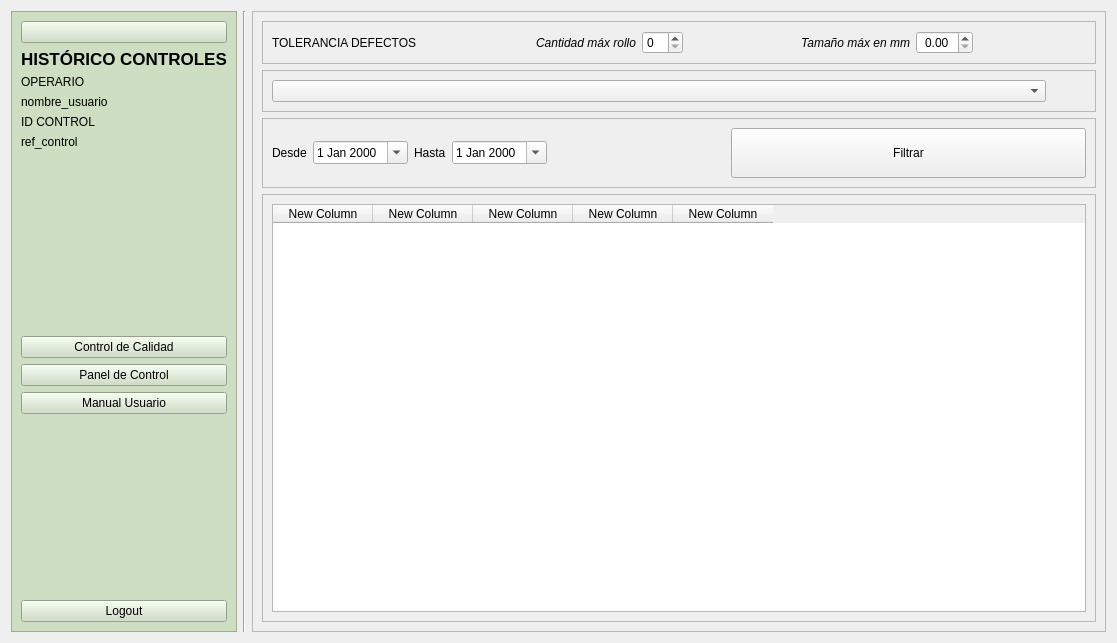
Above: frontend/UI/form_historico_controles.ui from PacoG86/isli before the change. Below: the same form after it.
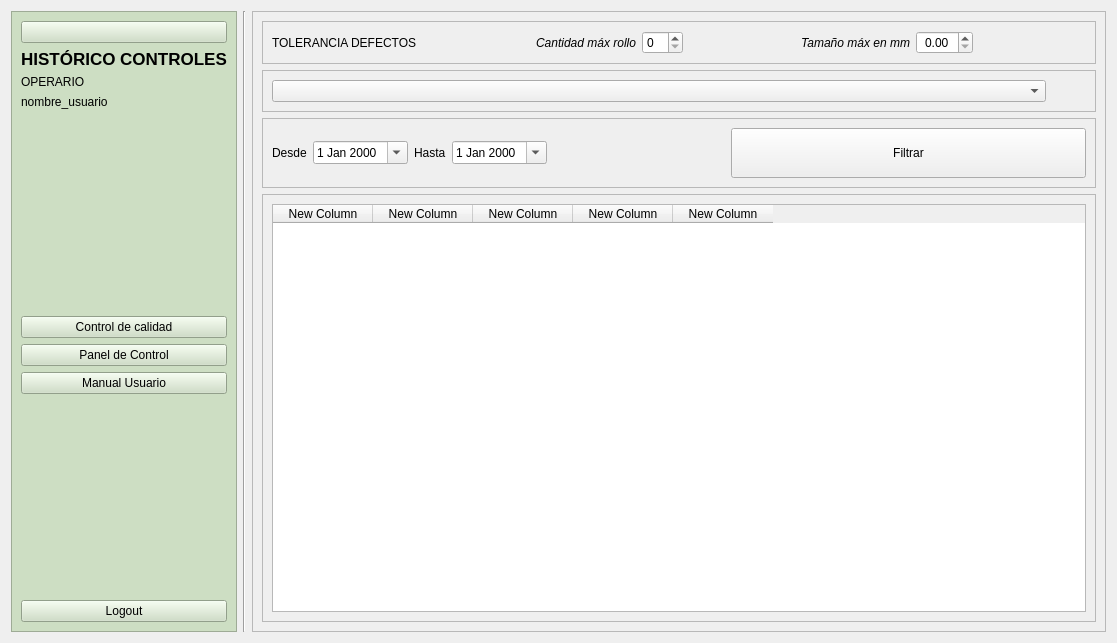
That is the form after the change. Icons and pictures are not drawn.

Commit message: crear utils_ui para acciones comunes en ventanas

The edit to the form file:
```diff
--- a/frontend/UI/form_historico_controles.ui
+++ b/frontend/UI/form_historico_controles.ui
@@ -30,7 +30,7 @@
        <property name="frameShadow">
         <enum>QFrame::Shadow::Raised</enum>
        </property>
-       <layout class="QVBoxLayout" name="verticalLayout_6" stretch="0,0,0,0,0,0,0,0,0,0,0,0">
+       <layout class="QVBoxLayout" name="verticalLayout_6" stretch="0,0,0,0,0,0,0,0,0,0">
         <item>
          <widget class="QPushButton" name="pushButton_16">
           <property name="text">
@@ -78,20 +78,6 @@
           </property>
          </widget>
         </item>
-        <item>
-         <widget class="QLabel" name="label_titIdControl">
-          <property name="text">
-           <string>ID CONTROL</string>
-          </property>
-         </widget>
-        </item>
-        <item>
-         <widget class="QLabel" name="label_idControlBD">
-          <property name="text">
-           <string>ref_control</string>
-          </property>
-         </widget>
-        </item>
         <item>
          <spacer name="verticalSpacer_barraLatIzqda">
           <property name="orientation">
@@ -108,7 +94,7 @@
         <item>
          <widget class="QPushButton" name="pushButton_ControlHist">
           <property name="text">
-           <string>Control de Calidad</string>
+           <string>Control de calidad</string>
           </property>
          </widget>
         </item>
```
Left out of the diff: 10 changed lines with no effect on the pictures. The commit also changes 7 other files.
